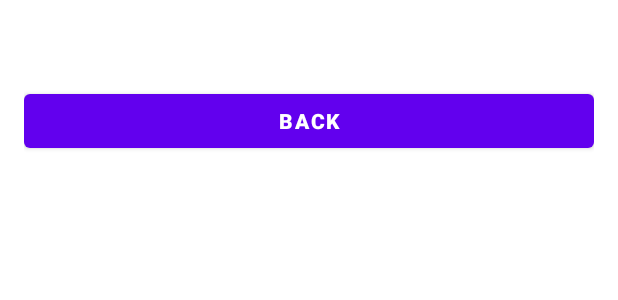
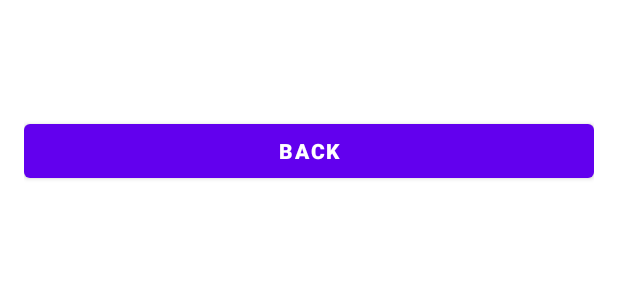
Before and after one commit to BenhardSim/Form-Andorid, an Android app: the layout activity_hasil.xml on its own in the app's theme, with its tools: preview values and no code run, on a phone screen of 412 x 824 dp. Shown: the top 300 px of the screen. Run offline under Robolectric (Android 15) with nearby library versions, the phone set to English and light mode, and no system bars.

Commit message:
Merapihkan halaman hasil

```diff
--- a/app/src/main/java/com/example/simpleform/HasilActivity.kt
+++ b/app/src/main/java/com/example/simpleform/HasilActivity.kt
@@ -28,7 +28,7 @@ class HasilActivity : AppCompatActivity(), View.OnClickListener {
         val tempat = intent.getStringExtra(EXTRA_TEMPAT)
         val tanggal = intent.getStringExtra(EXTRA_TGL)
 
-        val text = "Nama: $name \nLahir Di: $tempat Tanggal: $tanggal"
+        val text = "Nama: $name \nLahir Di: $tempat \nTanggal: $tanggal"
         tvDataReceived.text = text
     }
 
--- a/app/src/main/res/layout/activity_hasil.xml
+++ b/app/src/main/res/layout/activity_hasil.xml
@@ -7,20 +7,27 @@
     android:padding="16dp"
     tools:context=".HasilActivity">
 
-    <TextView
-        android:id="@+id/tv_data_received"
-        android:layout_width="match_parent"
-        android:layout_height="wrap_content"
-        app:layout_constraintTop_toTopOf="parent"
-        android:textSize="30sp"
-        android:textStyle="bold"
-        android:text="@string/data"/>
+    <TableRow>
+        <TextView
+            android:id="@+id/tv_data_received"
+            android:layout_width="match_parent"
+            android:layout_height="match_parent"
+            android:layout_marginBottom="20dp"
+            android:textSize="30sp"
+            android:textStyle="bold"
+            android:text="@string/data"
+            android:layout_column="1"/>
+
+
+    </TableRow>
 
     <Button
         android:id="@+id/btn_back"
-        app:layout_constraintBottom_toBottomOf="parent"
         android:layout_width="match_parent"
         android:layout_height="wrap_content"
-        android:text="@string/kembali"/>
+        android:text="@string/kembali"
+        android:layout_column="1"/>
+
+
 
 </TableLayout>
```
